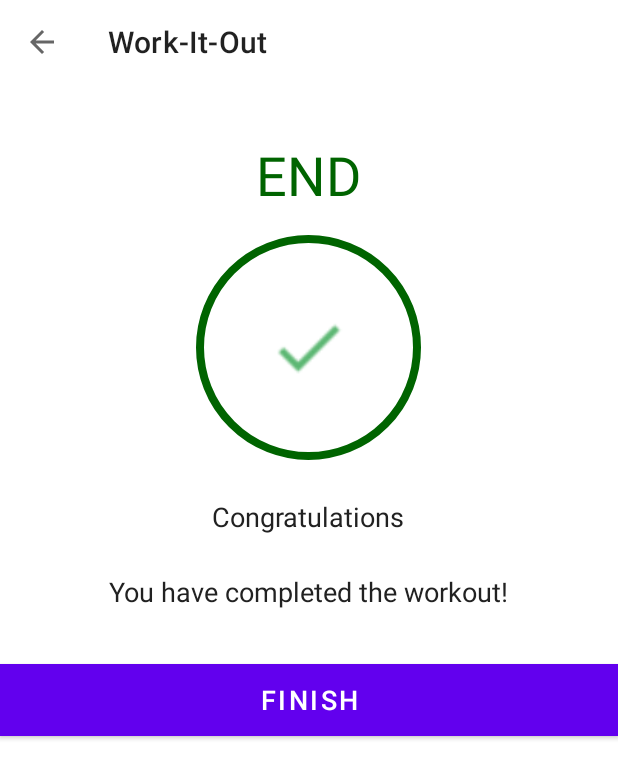
After one commit to Ajay-Singh-Dabi/WorkITOUT, an Android app: the FinishActivity screen opened directly, with no data from a screen before it, on a phone screen of 412 x 824 dp. The commit adds this screen. Shown: the top 779 px of the screen. Run offline under Robolectric (Android 15) with nearby library versions, the phone set to English and light mode, and no system bars.

Commit message:
+FinishActivity Class

```diff
--- a/app/src/main/AndroidManifest.xml
+++ b/app/src/main/AndroidManifest.xml
@@ -4,9 +4,8 @@
 
     <queries>
         <intent>
-            <action android:name="android.intent.action.TTS_SERVICE"/>
+            <action android:name="android.intent.action.TTS_SERVICE" />
         </intent>
-
     </queries>
 
     <application
@@ -16,6 +15,9 @@
         android:roundIcon="@mipmap/ic_launcher_round"
         android:supportsRtl="true"
         android:theme="@style/Theme.WorkItOut">
+        <activity
+            android:name=".FinishActivity"
+            android:exported="false" />
         <activity
             android:name=".ExerciseActivity"
             android:exported="false" />
--- a/app/src/main/java/com/example/work_it_out/ExerciseActivity.kt
+++ b/app/src/main/java/com/example/work_it_out/ExerciseActivity.kt
@@ -1,5 +1,6 @@
 package com.example.work_it_out
 
+import android.content.Intent
 import android.media.MediaPlayer
 import android.net.Uri
 import androidx.appcompat.app.AppCompatActivity
@@ -20,6 +21,8 @@ class ExerciseActivity : AppCompatActivity(), TextToSpeech.OnInitListener {
 
     private var restTimer: CountDownTimer? = null
     private var restProgress = 0
+    private var restTimerDuration: Long = 1
+    private var exerciseTimerDuration: Long =1
 
     private var exerciseTimer: CountDownTimer? = null
     private var exerciseProgress = 0
@@ -70,7 +73,7 @@ class ExerciseActivity : AppCompatActivity(), TextToSpeech.OnInitListener {
     private fun setRestProgressBar(){
         binding?.progressBar?.progress = restProgress
 
-        restTimer = object: CountDownTimer(10000,1000){
+        restTimer = object: CountDownTimer(restTimerDuration*1000,1000){
             override fun onTick(millisUntilFinished: Long) {
                 restProgress++
                 binding?.progressBar?.progress = 10-restProgress
@@ -90,7 +93,7 @@ class ExerciseActivity : AppCompatActivity(), TextToSpeech.OnInitListener {
     private fun setExerciseProgressBar(){
         binding?.progressBarExercise?.progress = exerciseProgress
 
-        exerciseTimer = object: CountDownTimer(30000,1000){
+        exerciseTimer = object: CountDownTimer(exerciseTimerDuration*1000,1000){
             override fun onTick(millisUntilFinished: Long) {
                 exerciseProgress++
                 binding?.progressBarExercise?.progress = 30-exerciseProgress
@@ -99,16 +102,15 @@ class ExerciseActivity : AppCompatActivity(), TextToSpeech.OnInitListener {
 
             override fun onFinish() {
 
-                exerciseList!![currentExercisePosition].setIsSelected(false)
-                exerciseList!![currentExercisePosition].setIsCompleted(true)
-                exerciseAdapter!!.notifyDataSetChanged()
-
                 if(currentExercisePosition < exerciseList?.size!! - 1){
+                    exerciseList!![currentExercisePosition].setIsSelected(false)
+                    exerciseList!![currentExercisePosition].setIsCompleted(true)
+                    exerciseAdapter!!.notifyDataSetChanged()
                     setupRestView()
                 }else{
-                    Toast.makeText(this@ExerciseActivity,
-                        "Congrats Completed the 7 Min Workout",
-                        Toast.LENGTH_SHORT).show()
+                    finish()
+                    val intent = Intent(this@ExerciseActivity,FinishActivity::class.java)
+                    startActivity(intent)
                 }
             }
 
--- /dev/null
+++ b/app/src/main/java/com/example/work_it_out/FinishActivity.kt
@@ -0,0 +1,32 @@
+package com.example.work_it_out
+
+import androidx.appcompat.app.AppCompatActivity
+import android.os.Bundle
+import com.example.work_it_out.databinding.ActivityFinishBinding
+
+class FinishActivity : AppCompatActivity() {
+
+    private var binding: ActivityFinishBinding? = null
+
+
+    override fun onCreate(savedInstanceState: Bundle?) {
+        super.onCreate(savedInstanceState)
+        binding = ActivityFinishBinding.inflate(layoutInflater)
+        setContentView(binding?.root)
+
+        setSupportActionBar(binding?.toolbarFinishActivity)
+
+        if(supportActionBar != null){
+            supportActionBar?.setDisplayHomeAsUpEnabled(true)
+        }
+
+        binding?.toolbarFinishActivity?.setNavigationOnClickListener {
+            onBackPressed()
+        }
+
+        binding?.btnFinish?.setOnClickListener {
+            finish()
+        }
+
+    }
+}
--- /dev/null
+++ b/app/src/main/res/layout/activity_finish.xml
@@ -0,0 +1,68 @@
+<?xml version="1.0" encoding="utf-8"?>
+<LinearLayout xmlns:android="http://schemas.android.com/apk/res/android"
+    android:layout_width="match_parent"
+    android:layout_height="match_parent"
+    xmlns:tools="http://schemas.android.com/tools"
+    android:gravity="center_horizontal"
+    android:orientation="vertical"
+    tools:context=".FinishActivity">
+
+    <androidx.appcompat.widget.Toolbar
+        android:id="@+id/toolbarFinishActivity"
+        android:layout_width="match_parent"
+        android:layout_height="?android:attr/actionBarSize"
+        android:background="#FFFFFF"/>
+
+    <TextView
+        android:id="@+id/tvEnd"
+        android:layout_width="wrap_content"
+        android:layout_height="wrap_content"
+        android:layout_marginTop="36dp"
+        android:text="END"
+        android:textColor="@color/colorAccent"
+        android:textSize="36sp"/>
+
+    <LinearLayout
+        android:layout_width="150dp"
+        android:layout_height="150dp"
+        android:gravity="center"
+        android:layout_marginTop="16dp"
+        android:background="@drawable/item_circular_color_accent_border"
+        >
+
+        <ImageView
+            android:layout_width="55dp"
+            android:layout_height="55dp"
+            android:contentDescription="Start image"
+            android:src="@drawable/ic_action_done"/>
+
+    </LinearLayout>
+
+    <TextView
+        android:layout_width="wrap_content"
+        android:layout_height="wrap_content"
+        android:layout_marginTop="25dp"
+        android:text="Congratulations"
+        android:textColor="#212121"
+        android:textSize="18sp"/>
+
+    <TextView
+        android:layout_width="wrap_content"
+        android:layout_height="wrap_content"
+        android:layout_marginTop="25dp"
+        android:text="You have completed the workout!"
+        android:textColor="#212121"
+        android:textSize="18sp"/>
+
+    <Button
+        android:id="@+id/btnFinish"
+        android:layout_width="match_parent"
+        android:layout_height="wrap_content"
+        android:layout_gravity="bottom"
+        android:layout_marginTop="36dp"
+        android:background="@color/colorAccent"
+        android:text="FINISH"
+        android:textColor="#FFFFFF"
+        android:textSize="18sp"/>
+
+</LinearLayout>
```
Also changed, not shown: app/src/main/res/drawable/ic_action_done.png (added).
